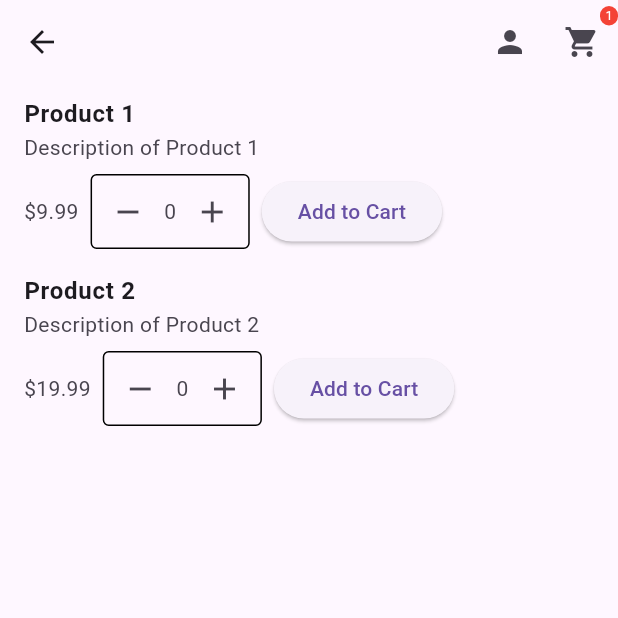
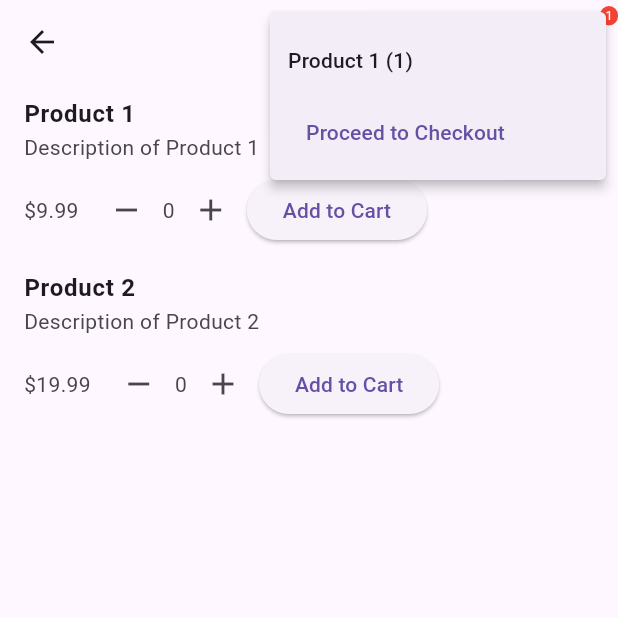
Before and after one commit to mayfirestories/flutter_shopping_cart_app, a Flutter app: the LandingPage screen opened directly, after a tap on the "add" icon, after a tap on "Add to Cart", after a tap on the "shopping cart" icon, on a phone screen of 412 x 824 dp, the top half of it. Run offline on Flutter 3.47's test engine with Material 3 defaults, Android fonts, the phone set to English and light mode, and no system bars; our stand-ins replace shared_preferences; accounts and stored records are empty.

Commit message:
Created landing page
Created a landing page which will contain products to be added to a user's cart

```diff
--- a/lib/main.dart
+++ b/lib/main.dart
@@ -115,10 +115,10 @@ class MyHomePageState extends State<MyHomePage> {
               onPressed: () {
                 Navigator.push(
                   context,
-                  MaterialPageRoute(builder: (context) => LandingPage()),
+                  MaterialPageRoute(builder: (context) => const LandingPage()),
                 );
               },
-              child: Text('Home Page'),
+              child: const Text('Home Page'),
             ),
           ],
         ),
--- /dev/null
+++ b/lib/views/checkout_page.dart
@@ -0,0 +1,17 @@
+import 'package:flutter/material.dart';
+
+class CheckoutPage extends StatelessWidget {
+  const CheckoutPage({super.key});
+
+  @override
+  Widget build(BuildContext context) {
+    return Scaffold(
+      appBar: AppBar(
+        title: const Text('Checkout'),
+      ),
+      body: const Center(
+        child: Text('Checkout Page Placeholder'),
+      ),
+    );
+  }
+}
--- a/lib/views/landing_page.dart
+++ b/lib/views/landing_page.dart
@@ -1,12 +1,18 @@
 import 'package:flutter/material.dart';
+import 'package:collection/collection.dart';
+import 'package:flutter_shopping_cart_app/views/checkout_page.dart';
 
 class LandingPage extends StatefulWidget {
+  const LandingPage({super.key});
+
   @override
-  _LandingPageState createState() => _LandingPageState();
+  LandingPageState createState() => LandingPageState();
 }
 
-class _LandingPageState extends State<LandingPage> {
+class LandingPageState extends State<LandingPage> {
   List<int> quantities = List<int>.generate(products.length, (index) => 0);
+  List<Product> cartItems = [];
+
   int totalCartItems = 0;
 
   @override
@@ -15,35 +21,59 @@ class _LandingPageState extends State<LandingPage> {
       appBar: AppBar(
         actions: [
           IconButton(
-            icon: Icon(Icons.person),
+            icon: const Icon(Icons.person),
             onPressed: () {
               // Handle profile button click
             },
           ),
           Stack(
             children: [
-              IconButton(
-                icon: Icon(Icons.shopping_cart),
+              PopupMenuButton<Product>(
+                icon: const Icon(Icons.shopping_cart),
+                onSelected: (value) {
+                  // Handle selection of a product title
+                },
+                itemBuilder: (BuildContext context) {
+                  var groupedProducts = groupBy<Product, String>(cartItems, (product) => product.title);
+                  var items = groupedProducts.entries.map<PopupMenuEntry<Product>>((entry) {
+                    return PopupMenuItem<Product>(
+                      value: entry.value[0],
+                      child: Text('${entry.key} (${entry.value.length})'),
+                    );
+                  }).toList();
+
+                  items.add(
+                    PopupMenuItem(
+                      child: TextButton(
                         onPressed: () {
-                  // Handle cart button click
+                          Navigator.push(
+                            context,
+                            MaterialPageRoute(builder: (context) => const CheckoutPage()),
+                          );
+                        },
+                        child: const Text('Proceed to Checkout'),
+                      ),
+                    ),
+                  );
+
+                  return items;
                 },
               ),
-              if (totalCartItems > 0)
               Positioned(
                 right: 0,
                 child: Container(
-                    padding: EdgeInsets.all(1),
+                  padding: const EdgeInsets.all(1),
                   decoration: BoxDecoration(
                     color: Colors.red,
                     borderRadius: BorderRadius.circular(6),
                   ),
-                    constraints: BoxConstraints(
+                  constraints: const BoxConstraints(
                     minWidth: 12,
                     minHeight: 12,
                   ),
                   child: Text(
                     '$totalCartItems',
-                      style: TextStyle(
+                    style: const TextStyle(
                       color: Colors.white,
                       fontSize: 8,
                     ),
@@ -62,7 +92,7 @@ class _LandingPageState extends State<LandingPage> {
           return ListTile(
             title: Text(
               product.title,
-              style: TextStyle(
+              style: const TextStyle(
                 fontWeight: FontWeight.bold,
               ),
             ),
@@ -70,20 +100,13 @@ class _LandingPageState extends State<LandingPage> {
               crossAxisAlignment: CrossAxisAlignment.start,
               children: [
                 Text(product.description),
-                SizedBox(height: 8),
+                const SizedBox(height: 8),
                 Row(
                   children: [
                     Text('\$${product.price.toStringAsFixed(2)}'),
-                    SizedBox(width: 8),
-                    Container(
-                      decoration: BoxDecoration(
-                        border: Border.all(),
-                        borderRadius: BorderRadius.circular(4),
-                      ),
-                      child: Row(
-                        children: [
+                    const SizedBox(width: 8),
                     IconButton(
-                            icon: Icon(Icons.remove),
+                      icon: const Icon(Icons.remove),
                       onPressed: () {
                         setState(() {
                           if (quantities[index] > 0) {
@@ -92,27 +115,26 @@ class _LandingPageState extends State<LandingPage> {
                         });
                       },
                     ),
-                          Text('${quantities[index]}'), // Replace with actual quantity
+                    Text('${quantities[index]}'),
                     IconButton(
-                            icon: Icon(Icons.add),
+                      icon: const Icon(Icons.add),
                       onPressed: () {
                         setState(() {
                           quantities[index]++;
                         });
                       },
                     ),
-                        ],
-                      ),
-                    ),
-                    SizedBox(width: 8),
                     ElevatedButton(
                       onPressed: () {
                         setState(() {
                           totalCartItems += quantities[index];
+                          for (int i = 0; i < quantities[index]; i++) {
+                            cartItems.add(product);
+                          }
                           quantities[index] = 0;
                         });
                       },
-                      child: Text('Add to Cart'),
+                      child: const Text('Add to Cart'),
                     ),
                   ],
                 ),
--- a/pubspec.yaml
+++ b/pubspec.yaml
@@ -10,6 +10,7 @@ dependencies:
   flutter:
     sdk: flutter
   shared_preferences: ^2.0.8
+  collection: ^1.15.0
 
 dev_dependencies:
   flutter_test:
```
Also changed, not shown: pubspec.lock. Lines whose indentation alone changed are shown as unchanged.
